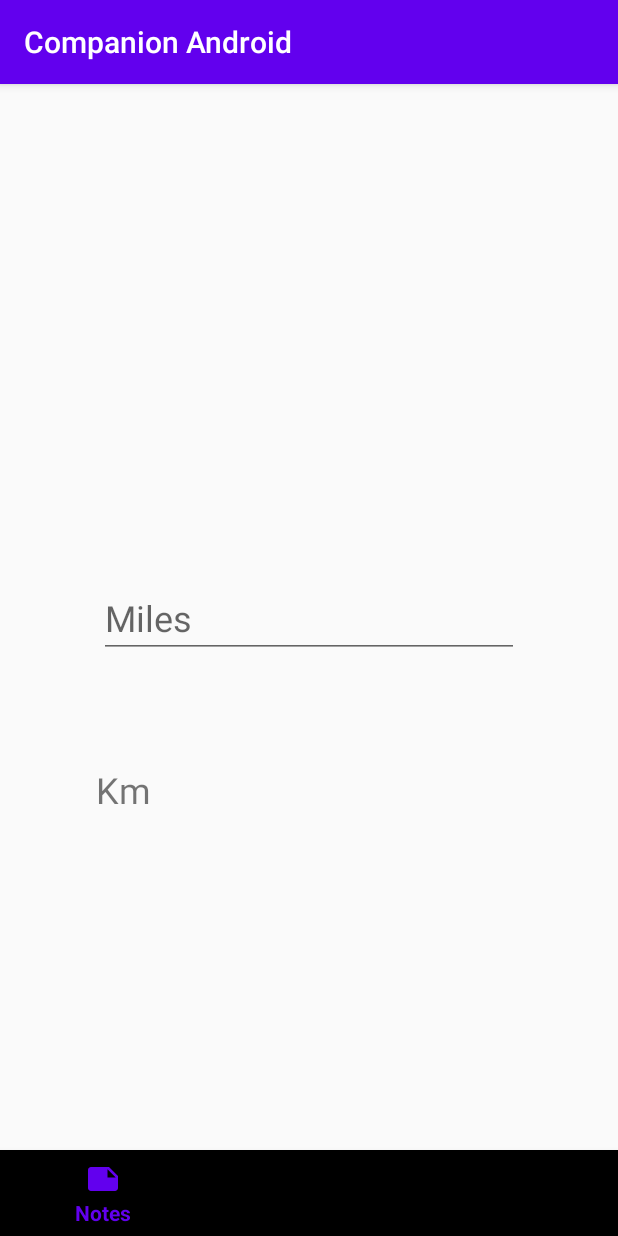
After one commit to shafirpl/CompanionApp, an Android app: the fragment MilesToKm placed in its activity, on a phone screen of 412 x 824 dp. The commit adds this screen. Run offline under Robolectric (Android 15) with nearby library versions, the light colour scheme and no system bars.

Commit message:
Miles to km implemented

```diff
--- a/Android/app/build.gradle
+++ b/Android/app/build.gradle
@@ -31,6 +31,7 @@ dependencies {
     implementation 'androidx.appcompat:appcompat:1.0.0'
     implementation 'androidx.cardview:cardview:1.0.0'
     implementation 'com.google.android.material:material:1.0.0'
+    implementation 'androidx.legacy:legacy-support-v4:1.0.0'
     testImplementation 'junit:junit:4.12'
     androidTestImplementation 'androidx.test.ext:junit:1.1.1'
     androidTestImplementation 'androidx.test.espresso:espresso-core:3.2.0'
--- /dev/null
+++ b/Android/app/src/main/java/com/example/companionandroid/fragments/MilesToKm.java
@@ -0,0 +1,82 @@
+package com.example.companionandroid.fragments;
+/*
+* In order to get the text view and other stuff, we have to do this
+* https://stackoverflow.com/questions/27351005/how-to-get-text-from-edittext-within-a-fragment-and-not-activity
+* SO first we have to run onCreateView, and then onViewCreated and in there we have to initialize our stuff and
+* grab and do stuff
+ */
+
+import android.os.Bundle;
+
+import androidx.annotation.NonNull;
+import androidx.annotation.Nullable;
+import androidx.fragment.app.Fragment;
+
+import android.text.Editable;
+import android.text.TextWatcher;
+import android.util.Log;
+import android.view.LayoutInflater;
+import android.view.View;
+import android.view.ViewGroup;
+import android.widget.EditText;
+import android.widget.TextView;
+
+import com.example.companionandroid.R;
+
+public class MilesToKm extends Fragment {
+    EditText milesEditText;
+    TextView kmTextView;
+    Double miles;
+    Double kilometers;
+    final Double conversionRate = 1.60934;
+
+    @Nullable
+    @Override
+    public View onCreateView(@NonNull LayoutInflater inflater, @Nullable ViewGroup container, @Nullable Bundle savedInstanceState) {
+        View view = inflater.inflate(R.layout.fragment_miles_to_km,container,false);
+        Log.i("Fragment","initiated");
+        return view;
+    }
+
+    @Override
+    public void onViewCreated(@NonNull View view, @Nullable Bundle savedInstanceState) {
+        milesEditText = (EditText) view.findViewById(R.id.milesEditText);
+        kmTextView = (TextView) view.findViewById(R.id.kmTextView);
+
+        /*
+        * https://stackoverflow.com/questions/20824634/android-on-text-change-listener
+        * This explains how we can run our stuff when input is changed on the editText/plain text
+         */
+        milesEditText.addTextChangedListener(new TextWatcher() {
+            @Override
+            public void beforeTextChanged(CharSequence s, int start, int count, int after) {
+
+            }
+
+            @Override
+            public void onTextChanged(CharSequence s, int start, int before, int count) {
+                if (!milesEditText.getText().toString().isEmpty()){
+//                    kmTextView.setText("");
+                    miles = Double.parseDouble(milesEditText.getText().toString());
+                    Log.i("Miles", String.valueOf(miles));
+                    kilometers = miles * conversionRate;
+                    String kilometerBuilder = "";
+                    kilometerBuilder += kilometers.toString();
+                    kilometerBuilder += " km";
+                    kmTextView.setText(kilometerBuilder);
+                } else{
+                    kmTextView.setText("Km");
+                }
+
+
+            }
+
+            @Override
+            public void afterTextChanged(Editable s) {
+
+            }
+        });
+    }
+
+
+}
--- /dev/null
+++ b/Android/app/src/main/res/layout/fragment_miles_to_km.xml
@@ -0,0 +1,43 @@
+<?xml version="1.0" encoding="utf-8"?>
+<androidx.constraintlayout.widget.ConstraintLayout
+    xmlns:android="http://schemas.android.com/apk/res/android"
+    xmlns:app="http://schemas.android.com/apk/res-auto"
+    xmlns:tools="http://schemas.android.com/tools"
+    app:layout_constraintLeft_toLeftOf="parent"
+    app:layout_constraintRight_toRightOf="parent"
+    app:layout_constraintTop_toTopOf="parent"
+    app:layout_constraintBottom_toBottomOf="parent"
+    android:layout_width="match_parent"
+    android:layout_height="match_parent">
+
+    <EditText
+        android:id="@+id/milesEditText"
+        android:layout_width="wrap_content"
+        android:layout_height="wrap_content"
+        android:layout_marginStart="99dp"
+        android:layout_marginTop="279dp"
+        android:layout_marginEnd="99dp"
+        android:layout_marginBottom="279dp"
+        android:ems="10"
+        android:hint="Miles"
+        android:inputType="numberDecimal"
+        android:textSize="24sp"
+        app:layout_constraintBottom_toBottomOf="parent"
+        app:layout_constraintEnd_toEndOf="parent"
+        app:layout_constraintStart_toStartOf="parent"
+        app:layout_constraintTop_toTopOf="parent" />
+
+    <TextView
+        android:id="@+id/kmTextView"
+        android:layout_width="wrap_content"
+        android:layout_height="wrap_content"
+        android:layout_marginTop="64dp"
+        android:layout_marginEnd="311dp"
+        android:layout_marginBottom="220dp"
+        android:text="Km"
+        android:textSize="24sp"
+        app:layout_constraintBottom_toBottomOf="parent"
+        app:layout_constraintEnd_toEndOf="parent"
+        app:layout_constraintTop_toBottomOf="@+id/milesEditText"
+        app:layout_constraintVertical_bias="0.575" />
+</androidx.constraintlayout.widget.ConstraintLayout>
--- a/Android/app/src/main/res/values/strings.xml
+++ b/Android/app/src/main/res/values/strings.xml
@@ -3,4 +3,7 @@
     <string name="title_home">Notes</string>
     <string name="title_dashboard">Converter</string>
     <string name="title_extra">Automation</string>
+
+    <!-- TODO: Remove or change this placeholder text -->
+    <string name="hello_blank_fragment">Hello blank fragment</string>
 </resources>
```
Also changed, not shown: Android/app/src/main/java/com/example/companionandroid/fragments/DashboardFragment.java (+14 -1 lines), Android/app/src/main/res/layout/home_fragment.xml (+13 -0 lines).
